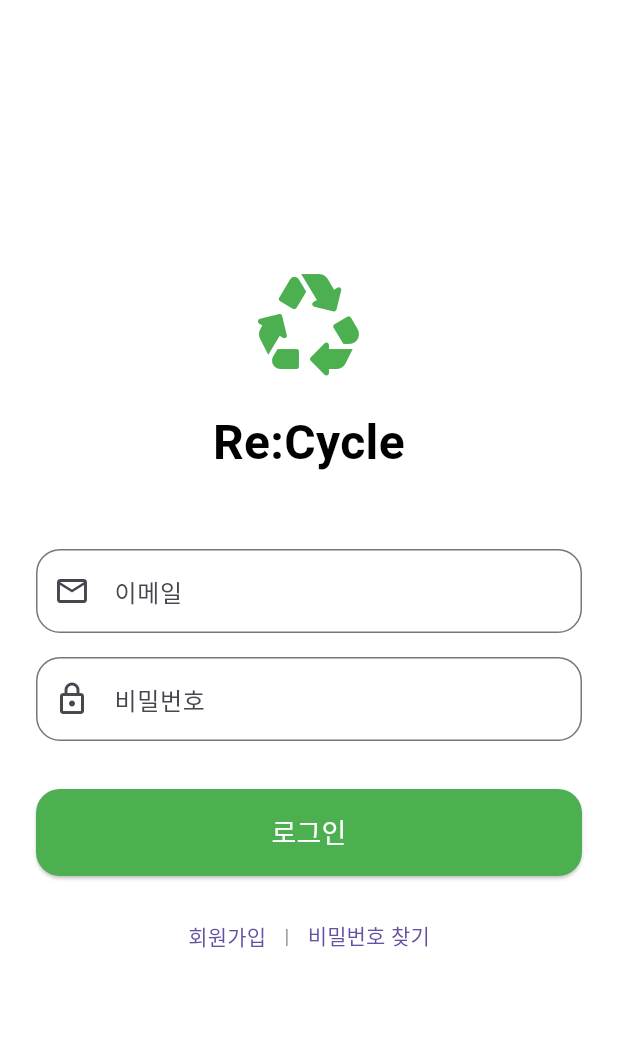
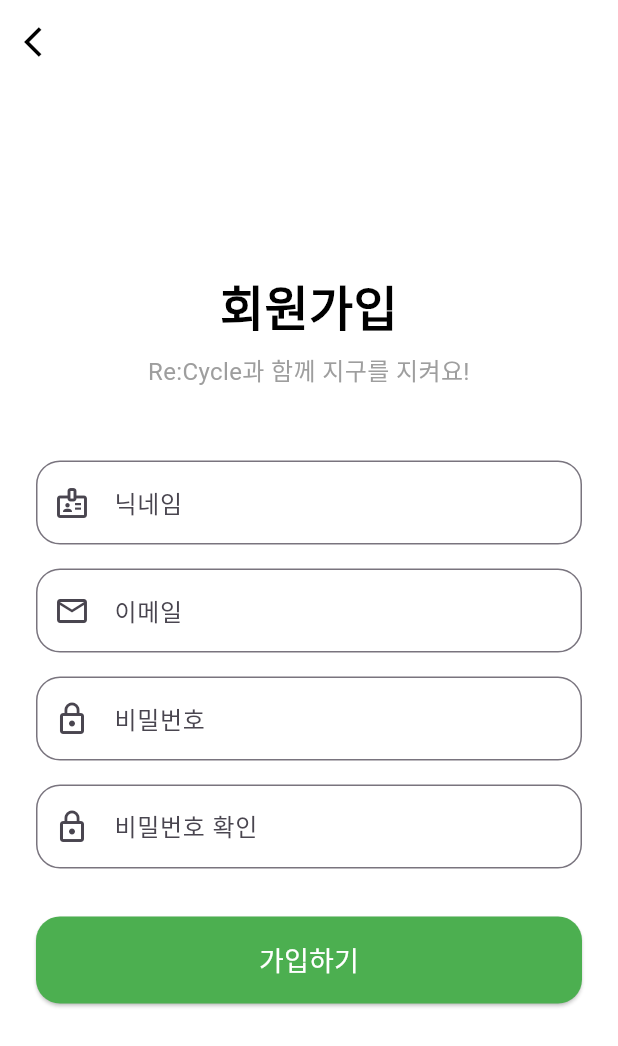
Before and after one commit to MoonsDe/GNU_REAL_PBL, a Flutter app: the screen it shows after launch, after a tap on "회원가입", on a phone screen of 412 x 824 dp. Shown: the top 1046 px of the screen. Run offline on Flutter 3.47's test engine with Material 3 defaults, Android fonts, the light colour scheme and no system bars; our stand-ins replace camera.

Commit message:
Sign_up 기능 구현

```diff
--- a/lib/screens/login_screen.dart
+++ b/lib/screens/login_screen.dart
@@ -3,6 +3,7 @@
 import 'package:flutter/material.dart';
 // 1. (오류 수정됨) 'packagepackage:' -> 'package:'
 import 'package:gnu_real_pbl/screens/main_screen.dart';
+import 'package:gnu_real_pbl/screens/signup_screen.dart';
 
 class LoginScreen extends StatefulWidget {
   const LoginScreen({super.key});
@@ -122,7 +123,12 @@ class _LoginScreenState extends State<LoginScreen> {
                   children: [
                     TextButton(
                       onPressed: () {
-                        /* TODO: 회원가입 화면 이동 */
+                        Navigator.push(
+                          context,
+                          MaterialPageRoute(
+                            builder: (context) => const SignupScreen(),
+                          ),
+                        );
                       },
                       child: const Text('회원가입'),
                     ),
--- /dev/null
+++ b/lib/screens/signup_screen.dart
@@ -0,0 +1,179 @@
+// lib/screens/signup_screen.dart
+
+import 'package:flutter/material.dart';
+
+class SignupScreen extends StatefulWidget {
+  const SignupScreen({super.key});
+
+  @override
+  State<SignupScreen> createState() => _SignupScreenState();
+}
+
+class _SignupScreenState extends State<SignupScreen> {
+  // 텍스트 입력을 제어하기 위한 컨트롤러들
+  final _nicknameController = TextEditingController(); // 닉네임 컨트롤러
+  final _emailController = TextEditingController();
+  final _passwordController = TextEditingController();
+  final _confirmPasswordController = TextEditingController();
+
+  @override
+  void dispose() {
+    // 위젯이 종료될 때 컨트롤러도 정리합니다.
+    _nicknameController.dispose();
+    _emailController.dispose();
+    _passwordController.dispose();
+    _confirmPasswordController.dispose();
+    super.dispose();
+  }
+
+  void _signup() {
+    // TODO: 실제 회원가입 로직 구현 (API 연동)
+    // 1. 입력값 유효성 검사 (비밀번호 일치 여부, 빈칸 확인 등)
+    // 2. 백엔드 서버로 데이터 전송 (닉네임, 이메일, 비번)
+
+    // [수정됨] 회원가입 성공 알림창(SnackBar)을 띄우고 이전 화면으로 돌아갑니다.
+    ScaffoldMessenger.of(context).showSnackBar(
+      const SnackBar(
+        content: Text('회원가입 성공! 로그인해주세요.'),
+        duration: Duration(seconds: 2), // 2초 동안 보여줌
+        behavior: SnackBarBehavior.floating, // 하단에 띄우는 스타일
+      ),
+    );
+
+    // 현재 화면(회원가입)을 닫고(pop) 로그인 화면으로 돌아갑니다.
+    Navigator.pop(context);
+  }
+
+  @override
+  Widget build(BuildContext context) {
+    return Scaffold(
+      backgroundColor: Colors.white, // 배경색 통일
+      // 상단 앱바 (뒤로가기 버튼을 위해)
+      appBar: AppBar(
+        backgroundColor: Colors.white,
+        elevation: 0,
+        leading: IconButton(
+          icon: const Icon(Icons.arrow_back_ios, color: Colors.black),
+          onPressed: () => Navigator.pop(context), // 뒤로가기
+        ),
+      ),
+      body: SafeArea(
+        child: Center(
+          child: SingleChildScrollView(
+            padding: const EdgeInsets.symmetric(horizontal: 24.0),
+            child: Column(
+              // [수정됨] 기존 MainAxisAlignment.center 에서 start로 변경하여 위쪽부터 배치
+              mainAxisAlignment: MainAxisAlignment.start,
+              crossAxisAlignment: CrossAxisAlignment.stretch,
+              children: [
+                // [수정됨] 상단 여백 추가: 이 값을 조절하여 전체 내용을 위아래로 이동시킬 수 있습니다.
+                // 숫자를 줄이면 더 위로, 늘리면 더 아래로 내려갑니다.
+                const SizedBox(height: 10),
+
+                // 1. 타이틀
+                const Text(
+                  '회원가입',
+                  textAlign: TextAlign.center,
+                  style: TextStyle(
+                    fontSize: 32,
+                    fontWeight: FontWeight.bold,
+                    color: Colors.black,
+                  ),
+                ),
+                const SizedBox(height: 8),
+                const Text(
+                  'Re:Cycle과 함께 지구를 지켜요!',
+                  textAlign: TextAlign.center,
+                  style: TextStyle(fontSize: 16, color: Colors.grey),
+                ),
+                const SizedBox(height: 48),
+
+                // 2. 닉네임 입력
+                _buildTextField(
+                  controller: _nicknameController,
+                  label: '닉네임',
+                  icon: Icons.badge_outlined,
+                ),
+                const SizedBox(height: 16),
+
+                // 3. 이메일 입력
+                _buildTextField(
+                  controller: _emailController,
+                  label: '이메일',
+                  icon: Icons.email_outlined,
+                  inputType: TextInputType.emailAddress,
+                ),
+                const SizedBox(height: 16),
+
+                // 4. 비밀번호 입력
+                _buildTextField(
+                  controller: _passwordController,
+                  label: '비밀번호',
+                  icon: Icons.lock_outline,
+                  isObscure: true,
+                ),
+                const SizedBox(height: 16),
+
+                // 5. 비밀번호 확인 입력
+                _buildTextField(
+                  controller: _confirmPasswordController,
+                  label: '비밀번호 확인',
+                  icon: Icons.lock_outline,
+                  isObscure: true,
+                ),
+                const SizedBox(height: 32),
+
+                // 6. 가입하기 버튼
+                ElevatedButton(
+                  style: ElevatedButton.styleFrom(
+                    backgroundColor: Colors.green, // 초록색 포인트
+                    foregroundColor: Colors.white,
+                    padding: const EdgeInsets.symmetric(vertical: 16),
+                    shape: RoundedRectangleBorder(
+                      borderRadius: BorderRadius.circular(16),
+                    ),
+                  ),
+                  onPressed: _signup, // _signup 함수 호출
+                  child: const Text(
+                    '가입하기',
+                    style: TextStyle(fontSize: 18, fontWeight: FontWeight.w500),
+                  ),
+                ),
+
+                // 하단 여백 추가 (스크롤 시 잘림 방지)
+                const SizedBox(height: 40),
+              ],
+            ),
+          ),
+        ),
+      ),
+    );
+  }
+
+  // 디자인 통일성을 위해 텍스트 필드를 만드는 헬퍼 위젯
+  Widget _buildTextField({
+    required TextEditingController controller,
+    required String label,
+    required IconData icon,
+    bool isObscure = false,
+    TextInputType inputType = TextInputType.text,
+  }) {
+    return TextField(
+      controller: controller,
+      obscureText: isObscure,
+      keyboardType: inputType,
+      decoration: InputDecoration(
+        labelText: label,
+        prefixIcon: Icon(icon),
+        border: OutlineInputBorder(
+          borderRadius: BorderRadius.circular(16.0), // 둥근 모서리 통일
+        ),
+        // 포커스 됐을 때 초록색 테두리
+        focusedBorder: OutlineInputBorder(
+          borderRadius: BorderRadius.circular(16.0),
+          borderSide: const BorderSide(color: Colors.green, width: 2.0),
+        ),
+      ),
+    );
+  }
+}
```
